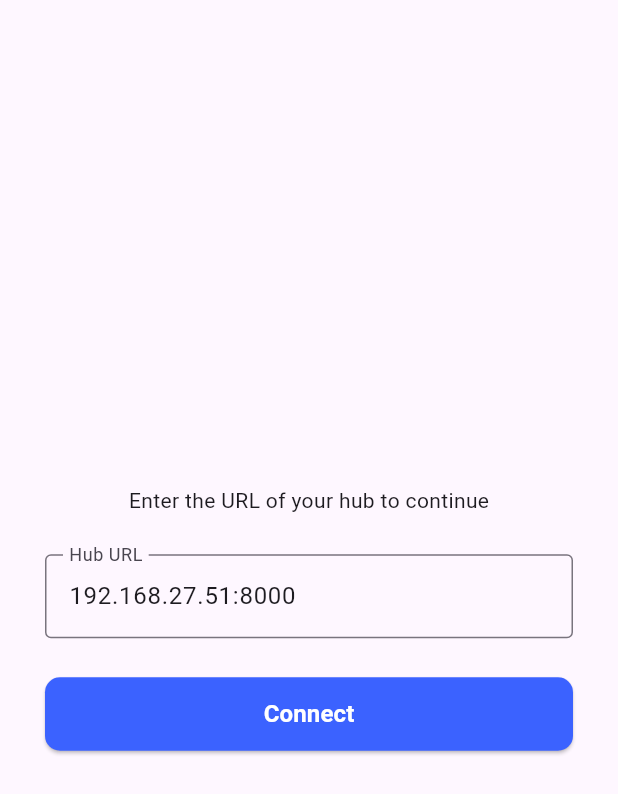
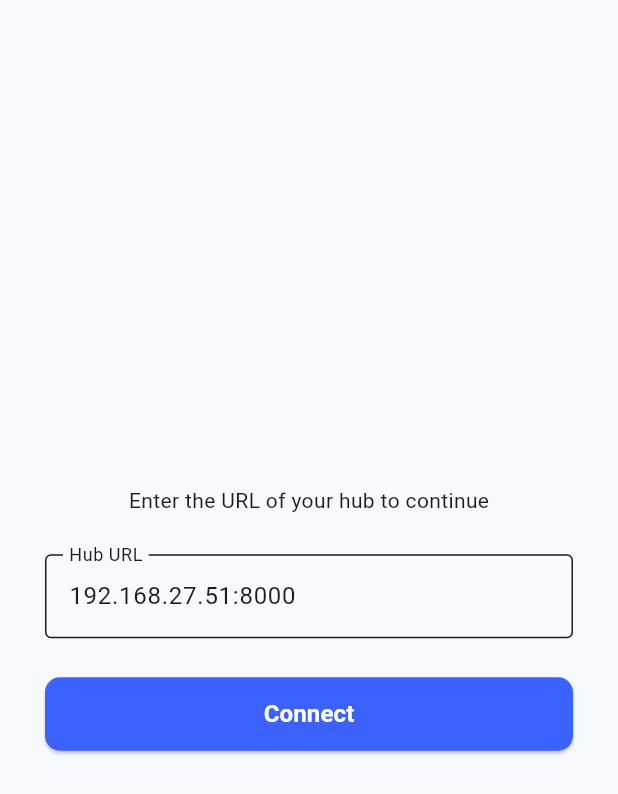
Before and after one commit to LeoKlaus/Equilibrium-Flutter, a Flutter app: the screen it shows after launch, on a phone screen of 412 x 824 dp. Shown: the top 794 px of the screen. Run offline on Flutter 3.47's test engine with Material 3 defaults, Android fonts, the phone set to English and light mode, and no system bars; our stand-ins replace file_picker, get_it, go_router, streaming_shared_preferences.

Commit message:
Updated themes

```diff
--- a/equilibrium_flutter/lib/stateful_shell_app.dart
+++ b/equilibrium_flutter/lib/stateful_shell_app.dart
@@ -1,4 +1,6 @@
 import 'package:equilibrium_flutter/bottom_bar.dart';
+import 'package:equilibrium_flutter/themes/dark.dart';
+import 'package:equilibrium_flutter/themes/light.dart';
 import 'package:equilibrium_flutter/views/bluetooth_devices/bluetooth_device_list.dart';
 import 'package:equilibrium_flutter/views/connect_hub/connect_screen.dart';
 import 'package:equilibrium_flutter/views/devices/device_detail_screen.dart';
@@ -116,8 +118,8 @@ class StatefulShellApp extends StatelessWidget {
   Widget build(BuildContext context) {
     return MaterialApp.router(
       title: 'Equilibrium',
-      theme: ThemeData(brightness: Brightness.light),
-      darkTheme: ThemeData(brightness: Brightness.dark),
+      theme: lightTheme,
+      darkTheme: darkTheme,
       routerConfig: _router,
     );
   }
--- /dev/null
+++ b/equilibrium_flutter/lib/themes/dark.dart
@@ -0,0 +1,17 @@
+import 'package:flutter/material.dart';
+
+final darkTheme = ThemeData(
+  applyElevationOverlayColor: true,
+  brightness: Brightness.dark,
+  colorScheme: ColorScheme(
+    brightness: Brightness.dark,
+    primary: Color(0xFF558A90),
+    onPrimary: Color(0xFFFFFFFF),
+    secondary: Color(0xFFB1CBCE),
+    onSecondary: Color(0xFF1C3437),
+    error: Color(0xFFFFB4AB),
+    onError: Color(0xFF690005),
+    surface: Color(0xFF0E1415),
+    onSurface: Color(0xFFDEE4E4),
+  ),
+);
--- a/equilibrium_flutter/lib/themes/light.dart
+++ b/equilibrium_flutter/lib/themes/light.dart
@@ -3,8 +3,15 @@ import 'package:flutter/material.dart';
 final lightTheme = ThemeData(
   applyElevationOverlayColor: false,
   brightness: Brightness.light,
-  buttonTheme: ButtonThemeData(
-    alignedDropdown: false,
+  colorScheme: ColorScheme(
+    brightness: Brightness.light,
+    primary: Color(0xFF4A7D82),
+    onPrimary: Color(0xFFFFFFFF),
+    secondary: Color(0xFF535F70),
+    onSecondary: Color(0xFFFFFFFF),
+    error: Color(0xFFBA1A1A),
+    onError: Color(0xFFFFFFFF),
+    surface: Color(0xFFF8F9FF),
+    onSurface: Color(0xFF191C20),
   ),
-
 );
--- a/equilibrium_flutter/lib/views/subviews/color_inverted.dart
+++ b/equilibrium_flutter/lib/views/subviews/color_inverted.dart
@@ -1,7 +1,6 @@
 import 'package:flutter/material.dart';
 import 'package:equilibrium_flutter/helpers/preference_handler.dart';
 import 'package:get_it/get_it.dart';
-import 'package:provider/provider.dart';
 import 'package:streaming_shared_preferences/streaming_shared_preferences.dart';
 
 class ColorInverted extends StatefulWidget {
--- a/equilibrium_flutter/pubspec.yaml
+++ b/equilibrium_flutter/pubspec.yaml
@@ -55,10 +55,6 @@ dev_dependencies:
 
 # The following section is specific to Flutter packages.
 flutter:
-
-  # The following line ensures that the Material Icons font is
-  # included with your application, so that you can use the icons in
-  # the material Icons class.
   uses-material-design: true
 
   # To add assets to your application, add an assets section, like this:
```
Also changed, not shown: equilibrium_flutter/lib/main.dart (+10 -3 lines), equilibrium_flutter/lib/views/icons/icon_list.dart (+12 -8 lines).
